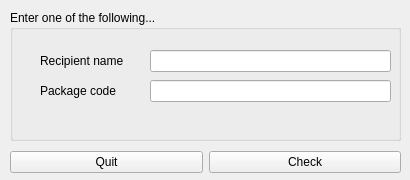
Qt form packagestatuswindow.ui (mariusmg2/X-Courier) before a commit.
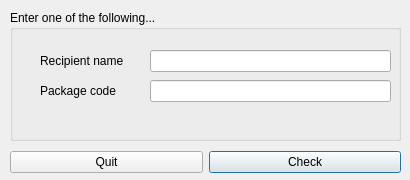
The same form after that commit.

Patch:
```diff
--- a/packagestatuswindow.ui
+++ b/packagestatuswindow.ui
@@ -48,6 +48,12 @@
        <property name="text">
         <string>Check</string>
        </property>
+       <property name="autoDefault">
+        <bool>false</bool>
+       </property>
+       <property name="default">
+        <bool>true</bool>
+       </property>
       </widget>
      </item>
     </layout>
```
